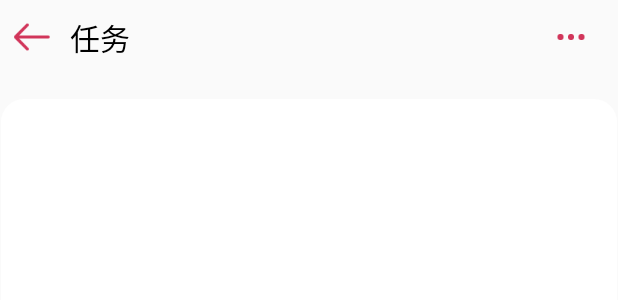
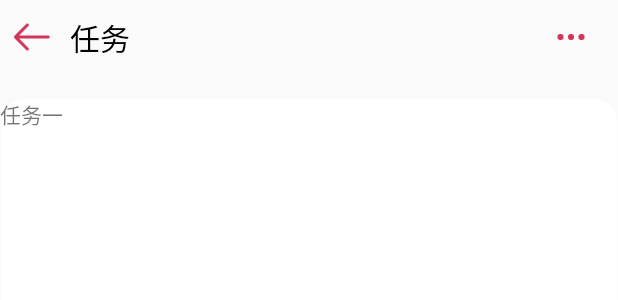
Before and after one commit to Wang010824/BigHomeWork, an Android app: the layout fragment4_task.xml on its own in the app's theme, with its tools: preview values and no code run, on a phone screen of 412 x 824 dp. Shown: the top 300 px of the screen. Run offline under Robolectric (Android 15) with nearby library versions, the phone set to English and light mode, and no system bars.

Commit message:
第一次尝试

```diff
--- a/app/src/main/res/layout/fragment4_task.xml
+++ b/app/src/main/res/layout/fragment4_task.xml
@@ -30,7 +30,8 @@
         android:orientation="horizontal">
         <TextView
             android:layout_width="match_parent"
-            android:layout_height="50dp"/>
+            android:layout_height="50dp"
+            android:text="任务一"/>
 
     </LinearLayout>
 </LinearLayout>
```
